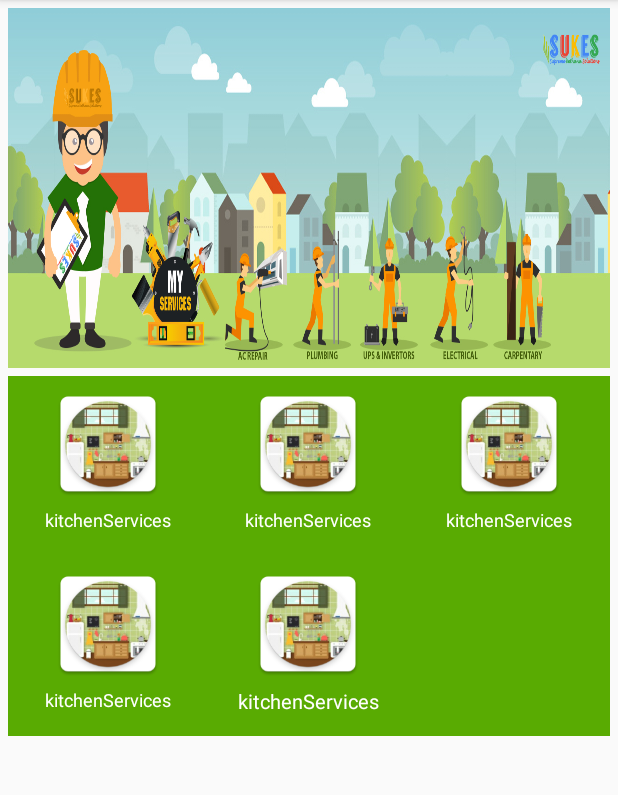
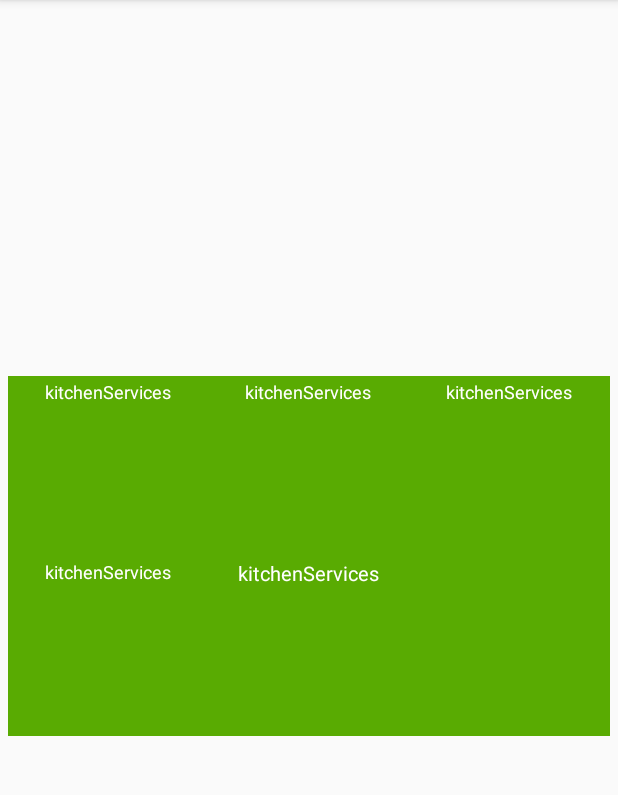
Before and after one commit to dharaniab98/sukes, an Android app: the screen it shows after launch (MainActivity), on a phone screen of 412 x 824 dp, the part 84-879 px from its top. Run offline under Robolectric (Android 15) with nearby library versions, the phone set to English and light mode, and no system bars.

Commit message:
removed images; working fine

```diff
--- a/app/src/main/java/com/example/dharani/navigation/MainActivity.java
+++ b/app/src/main/java/com/example/dharani/navigation/MainActivity.java
@@ -23,14 +23,7 @@ public class MainActivity extends AppCompatActivity
         Toolbar toolbar = (Toolbar) findViewById(R.id.toolbar);
         setSupportActionBar(toolbar);
 
-        FloatingActionButton fab = (FloatingActionButton) findViewById(R.id.fab);
-        fab.setOnClickListener(new View.OnClickListener() {
-            @Override
-            public void onClick(View view) {
-                Snackbar.make(view, "Replace with your own action", Snackbar.LENGTH_LONG)
-                        .setAction("Action", null).show();
-            }
-        });
+
 
         DrawerLayout drawer = (DrawerLayout) findViewById(R.id.drawer_layout);
         ActionBarDrawerToggle toggle = new ActionBarDrawerToggle(
@@ -88,8 +81,6 @@ public class MainActivity extends AppCompatActivity
 
         } else if (id == R.id.nav_manage) {
 
-        } else if (id == R.id.nav_share) {
-
         } else if (id == R.id.nav_send) {
 
         }
--- a/app/src/main/res/layout/content_main.xml
+++ b/app/src/main/res/layout/content_main.xml
@@ -18,7 +18,6 @@
         <ImageView
             android:layout_width="match_parent"
             android:layout_height="240dp"
-            android:background="@drawable/banner_1"
             android:id="@+id/banner"/>
 
 
@@ -35,13 +34,7 @@
                 android:orientation="vertical"
                 android:background="#59ab02">
 
-                <ImageView
-                    android:layout_width="80dp"
-                    android:layout_height="80dp"
-                    android:layout_gravity="center"
-                    android:src="@drawable/kit_img"
-                    android:layout_marginTop="5dp"
-                    />
+
                 <TextView
                     android:layout_width="match_parent"
                     android:layout_height="match_parent"
@@ -60,13 +53,7 @@
                 android:layout_marginTop="5dp"
                 android:orientation="vertical"
                 android:background="#59ab02">
-                <ImageView
-                    android:layout_width="80dp"
-                    android:layout_height="80dp"
-                    android:layout_gravity="center"
-                    android:src="@drawable/kit_img"
-                    android:layout_marginTop="5dp"
-                    />
+
                 <TextView
                     android:layout_width="match_parent"
                     android:layout_height="match_parent"
@@ -86,13 +73,7 @@
                 android:layout_marginTop="5dp"
                 android:orientation="vertical"
                 android:background="#59ab02">
-                <ImageView
-                    android:layout_width="80dp"
-                    android:layout_height="80dp"
-                    android:layout_gravity="center"
-                    android:src="@drawable/kit_img"
-                    android:layout_marginTop="5dp"
-                    />
+
                 <TextView
                     android:layout_width="match_parent"
                     android:layout_height="match_parent"
@@ -118,13 +99,7 @@
                 android:layout_weight="1"
                 android:orientation="vertical"
                 android:background="#59ab02">
-                <ImageView
-                    android:layout_width="80dp"
-                    android:layout_height="80dp"
-                    android:layout_gravity="center"
-                    android:src="@drawable/kit_img"
-                    android:layout_marginTop="5dp"
-                    />
+
                 <TextView
                     android:layout_width="match_parent"
                     android:layout_height="match_parent"
@@ -142,13 +117,7 @@
                 android:layout_weight="1"
                 android:orientation="vertical"
                 android:background="#59ab02">
-                <ImageView
-                    android:layout_width="80dp"
-                    android:layout_height="80dp"
-                    android:layout_gravity="center"
-                    android:src="@drawable/kit_img"
-                    android:layout_marginTop="5dp"
-                    />
+
                 <TextView
                     android:layout_width="match_parent"
                     android:layout_height="match_parent"
```
